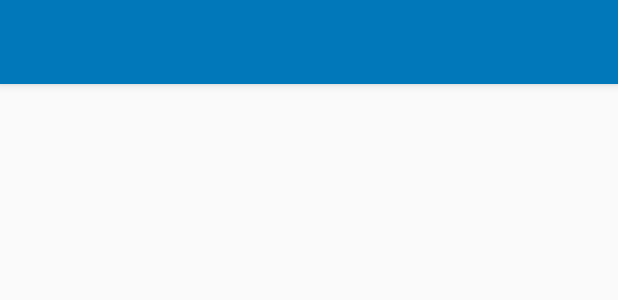
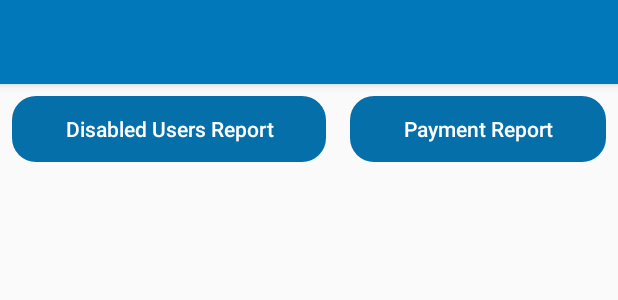
Before and after one commit to mozerian/CharityCare, an Android app: the layout activity_admin_home.xml on its own in the app's theme, with its tools: preview values and no code run, on a phone screen of 412 x 824 dp. Shown: the top 300 px of the screen. Run offline under Robolectric (Android 15) with nearby library versions, the phone set to English and light mode, and no system bars.

Commit message:
Fixed Bugs

```diff
--- a/app/src/main/AndroidManifest.xml
+++ b/app/src/main/AndroidManifest.xml
@@ -6,6 +6,7 @@
 
     <uses-permission android:name="android.permission.INTERNET" />
     <uses-permission android:name="android.permission.READ_EXTERNAL_STORAGE" />
+    <uses-permission android:name="android.permission.WRITE_EXTERNAL_STORAGE"/>
 
     <application
         android:allowBackup="true"
--- a/app/src/main/java/com/example/charitycare/ui/HomeFragment.java
+++ b/app/src/main/java/com/example/charitycare/ui/HomeFragment.java
@@ -42,13 +42,11 @@ public class HomeFragment extends Fragment {
     LinearLayoutManager linearLayoutManager;
     Help help;
 
-
     public View onCreateView(@NonNull LayoutInflater inflater,
                              ViewGroup container, Bundle savedInstanceState) {
         View root = inflater.inflate(R.layout.fragment_home, container, false);
 
         help = new Help(Objects.requireNonNull(getActivity()));
-
 
         postRecyclerView = root.findViewById(R.id.post_recyclerview);
         postRecyclerView.setHasFixedSize(true);
--- a/app/src/main/res/layout/activity_admin_home.xml
+++ b/app/src/main/res/layout/activity_admin_home.xml
@@ -4,6 +4,7 @@
     xmlns:app="http://schemas.android.com/apk/res-auto"
     xmlns:tools="http://schemas.android.com/tools"
     android:layout_width="match_parent"
+    android:orientation="vertical"
     android:layout_height="match_parent"
     tools:context=".Admin.AdminHomeActivity">
 
@@ -21,4 +22,6 @@
 
     </com.google.android.material.appbar.AppBarLayout>
 
+    <include layout="@layout/admin_content_home"/>
+
 </LinearLayout>
--- /dev/null
+++ b/app/src/main/res/layout/admin_content_home.xml
@@ -0,0 +1,52 @@
+<?xml version="1.0" encoding="utf-8"?>
+<RelativeLayout xmlns:android="http://schemas.android.com/apk/res/android"
+    android:layout_width="match_parent"
+    android:layout_height="match_parent"
+    android:orientation="vertical">
+
+    <LinearLayout
+        android:id="@+id/linear_layout"
+        android:layout_width="match_parent"
+        android:layout_height="wrap_content"
+        android:orientation="horizontal"
+        android:weightSum="2">
+
+        <Button
+            android:id="@+id/button_disable_report"
+            android:layout_width="wrap_content"
+            android:layout_height="44dp"
+            android:layout_margin="8dp"
+            android:layout_weight="1"
+            android:background="@drawable/button"
+            android:onClick="checkPermissions"
+            android:padding="8dp"
+            android:text="@string/disabled_users_report"
+            android:textAllCaps="false"
+            style="?android:buttonBarButtonStyle"
+            android:textColor="@android:color/white"
+            android:textSize="14sp" />
+
+        <Button
+            android:id="@+id/button_payment_report"
+            android:layout_width="wrap_content"
+            android:layout_height="44dp"
+            android:layout_margin="8dp"
+            android:layout_weight="1"
+            android:background="@drawable/button"
+            android:padding="8dp"
+            android:text="@string/payment_report"
+            android:textAllCaps="false"
+            android:textColor="@android:color/white"
+            style="?android:buttonBarButtonStyle"
+            android:onClick="previewPaymentReport"
+            android:textSize="14sp" />
+    </LinearLayout>
+
+    <FrameLayout
+        android:id="@+id/fragment_placeholder"
+        android:layout_width="match_parent"
+        android:layout_height="match_parent"
+        android:layout_below="@id/linear_layout">
+    </FrameLayout>
+
+</RelativeLayout>
--- a/app/src/main/res/values/strings.xml
+++ b/app/src/main/res/values/strings.xml
@@ -51,6 +51,8 @@
     <string name="click_drop_down">Payment</string>
     <string name="step_5">Step 5</string>
     <string name="browse_image">Step 5</string>
+    <string name="payment_report">Payment Report</string>
+    <string name="disabled_users_report">Disabled Users Report</string>
 
 
 </resources>
```
Also changed, not shown: app/src/main/java/com/example/charitycare/Admin/AdminHomeActivity.java (+149 -79 lines), app/src/main/java/com/example/charitycare/data/DisabledUsers.java (+73 -22 lines), app/src/main/java/com/example/charitycare/ui/DisableReportFragment.java (added, +40 -0 lines), app/src/main/java/com/example/charitycare/ui/PaymentFragment.java (added, +41 -0 lines), app/src/main/res/layout/disable_report_layout.xml (added, +11 -0 lines), app/src/main/res/layout/payment_layout.xml (added, +20 -0 lines).
